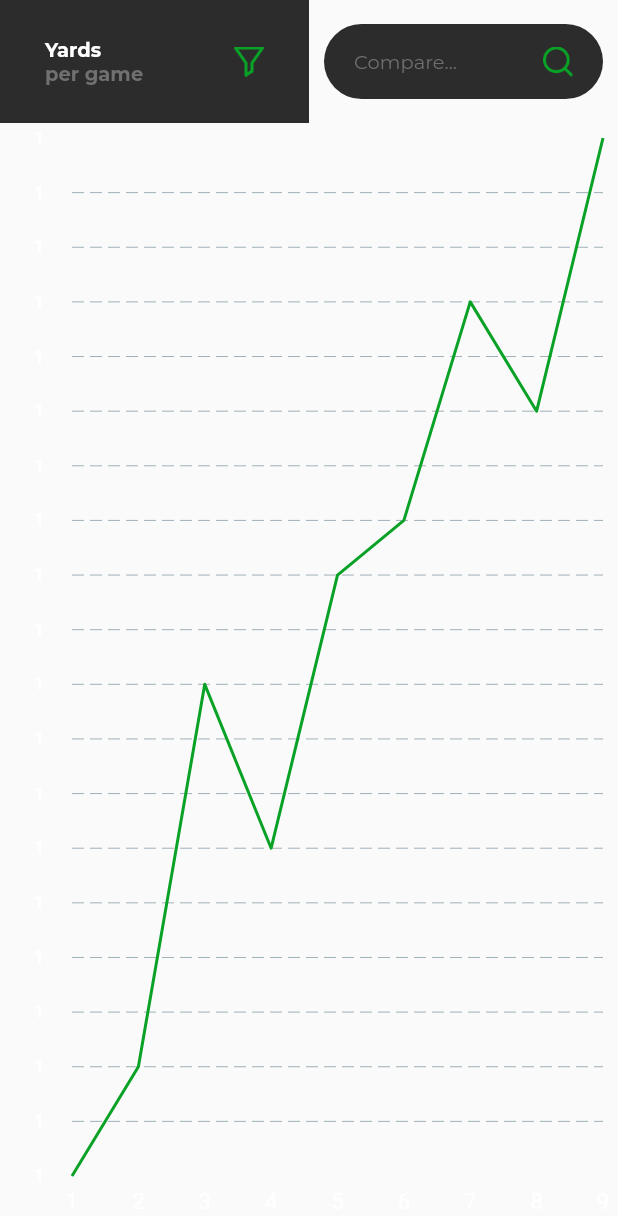
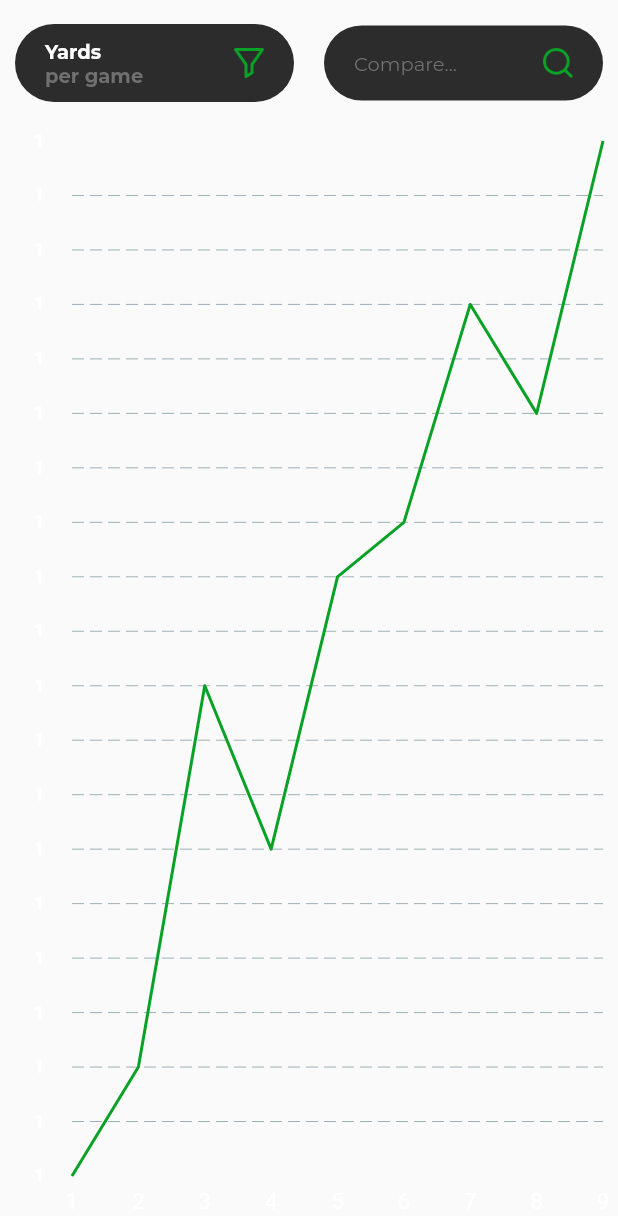
Before and after one commit to ritik152/anni_flutter, a Flutter app: the GraphTab widget shown alone on an empty page, opened directly, on a phone screen of 412 x 824 dp. Shown: the top 1216 px of the screen. Run offline on Flutter 3.47's test engine with Material 2 defaults, Android fonts, the phone set to English and light mode, and no system bars; drawn by our look-alikes of fl_chart; our stand-ins replace flutter_native_splash, flutter_svg, flutter_tts, fluttertoast, image_picker, loading_animation_widget and 4 more; missing offline and left inert: top_modal_sheet; accounts and stored records are empty; network calls fail; Roboto replaces fonts that are missing (Digital).

Commit message:
Changes (Aug 29)

```diff
--- a/lib/screens/chat/chat.dart
+++ b/lib/screens/chat/chat.dart
@@ -144,7 +144,7 @@ class _ChatState extends State<Chat> {
               Stack(
                 children: [
                   Image.asset(
-                    "assets/images/ai_image.png",
+                    "assets/images/anni_image.png",
                     width: double.infinity,
                     height: MediaQuery.of(context).size.height * 0.30,
                     fit: BoxFit.cover,
--- a/lib/screens/player_data/graph/graph.dart
+++ b/lib/screens/player_data/graph/graph.dart
@@ -60,9 +60,11 @@ class _GraphTabState extends State<GraphTab> {
                     builder: (context) => const FilterGraphDialog());
               },
               child: Container(
-                color: AppColor.backColor,
                 padding:
-                    const EdgeInsets.symmetric(horizontal: 30, vertical: 25),
+                const EdgeInsets.symmetric(horizontal: 10, vertical: 16),
+                child: Container(
+                  decoration: BoxDecoration(color: AppColor.backColor, borderRadius: BorderRadius.circular(30)),
+                  padding: const EdgeInsets.symmetric(horizontal: 20, vertical: 10),
                   child: Row(
                     mainAxisAlignment: MainAxisAlignment.spaceBetween,
                     children: [
@@ -83,6 +85,7 @@ class _GraphTabState extends State<GraphTab> {
                     ],
                   ),
                 ),
+              ),
             )),
             Expanded(
                 child: GestureDetector(
@@ -99,11 +102,8 @@ class _GraphTabState extends State<GraphTab> {
                 padding:
                     const EdgeInsets.symmetric(horizontal: 10, vertical: 16),
                 child: Container(
-                  decoration: BoxDecoration(
-                      color: AppColor.backColor,
-                      borderRadius: BorderRadius.circular(30)),
-                  padding:
-                      const EdgeInsets.symmetric(horizontal: 20, vertical: 15),
+                  decoration: BoxDecoration(color: AppColor.backColor, borderRadius: BorderRadius.circular(30)),
+                  padding: const EdgeInsets.symmetric(horizontal: 20, vertical: 15),
                   child: Row(
                     mainAxisAlignment: MainAxisAlignment.spaceBetween,
                     children: [
--- a/lib/screens/saved_chat_detail/saved_chat_detail.dart
+++ b/lib/screens/saved_chat_detail/saved_chat_detail.dart
@@ -84,7 +84,7 @@ class _SavedChatDetailState extends State<SavedChatDetail> {
                   children: [
                     Container(
                       margin: const EdgeInsets.only(top: 60),
-                        child: Image.asset("assets/images/ai_image.png",width: double.infinity,height: 200,fit: BoxFit.cover,),),
+                        child: Image.asset("assets/images/anni_image.png",width: double.infinity,height: 200,fit: BoxFit.cover,),),
                     Container(
                       alignment: Alignment.bottomRight,
                       margin: const EdgeInsets.only(top: 55),
--- a/lib/screens/splash_screen/splash_screen.dart
+++ b/lib/screens/splash_screen/splash_screen.dart
@@ -55,7 +55,8 @@ class _SplashScreenState extends State<SplashScreen> {
           aspectRatio: controller.value.aspectRatio,
           child: Padding(
             padding: const EdgeInsets.symmetric(horizontal: 70,vertical: 50),
-            child: VideoPlayer(controller),
+            child: Image.asset("assets/images/ball.png"),
+            // child: VideoPlayer(controller),
           ),
         ),
       ),
--- a/lib/utils/common.dart
+++ b/lib/utils/common.dart
@@ -17,6 +17,7 @@ var urlPattern = r"(https?|http)://([-A-Z0-9.]+)(/[-A-Z0-9+&@#/%=~_|!:,.;]*)?(\?
 const platform = MethodChannel('com.auria/custom');
 
 void showToast(String msg) {
+
   Fluttertoast.showToast(
       msg: msg, // message
       backgroundColor: AppColor.greenColor,
@@ -24,9 +25,11 @@ void showToast(String msg) {
       gravity: ToastGravity.BOTTOM, // location
       timeInSecForIosWeb: 3 // duration
   );
+
 }
 
 void showError(String msg) {
+
   Fluttertoast.showToast(
       msg: msg, // message
       backgroundColor: AppColor.redColor,
@@ -34,6 +37,7 @@ void showError(String msg) {
       gravity: ToastGravity.BOTTOM, // location
       timeInSecForIosWeb: 3 // duration
   );
+
 }
 
 void showLoader(BuildContext context){
```
Also changed, not shown: lib/dialogs/logout/logout_vm.dart (+12 -3 lines), assets/images/anni_image.png (added), 3 other files. Lines whose indentation alone changed are shown as unchanged.
